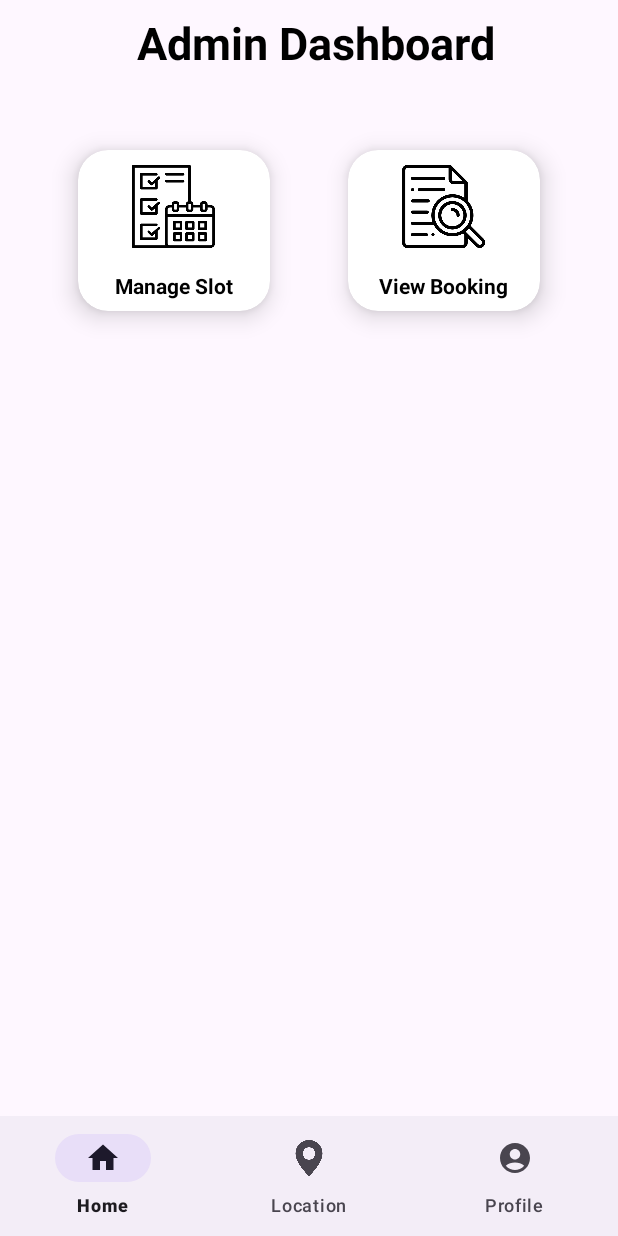
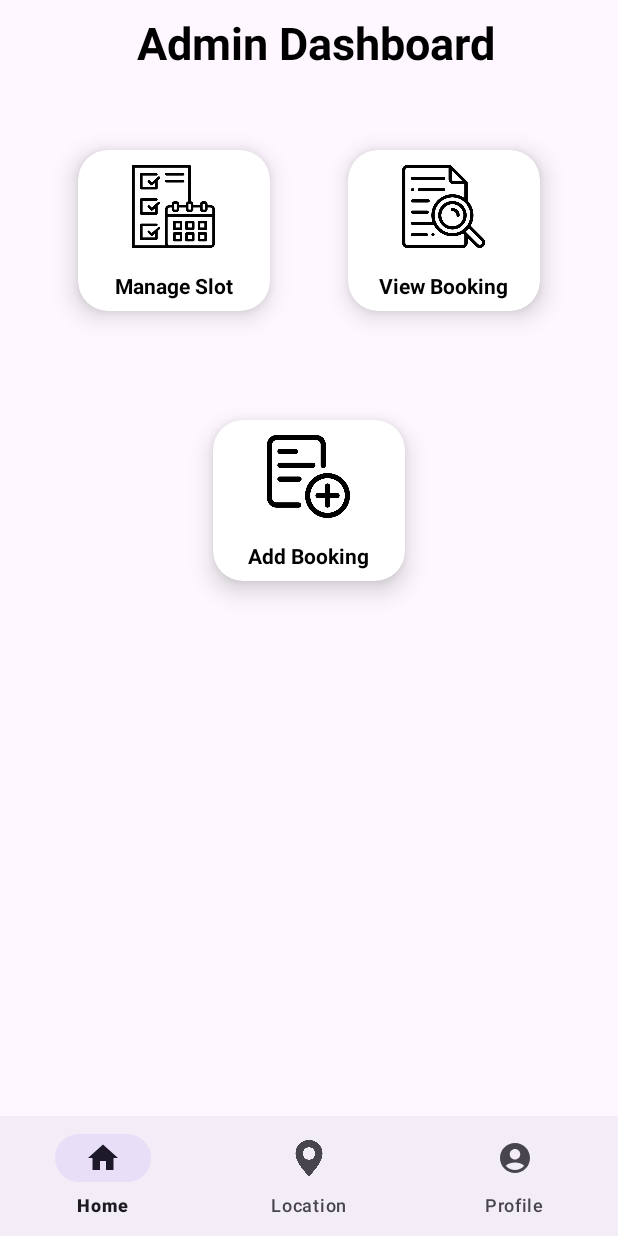
Before and after one commit to Aisha-code1/CarParkingApp, an Android app: the AdminHomeFragment screen opened directly, with no data from a screen before it, on a phone screen of 412 x 824 dp. Run offline under Robolectric (Android 15) with nearby library versions, the phone set to English and light mode, and no system bars.

Commit message:
add add bookig

```diff
--- a/app/src/main/AndroidManifest.xml
+++ b/app/src/main/AndroidManifest.xml
@@ -26,6 +26,7 @@
         android:supportsRtl="true"
         android:theme="@style/Theme.CarParkingApp"
         tools:targetApi="31">
+
         <provider
             android:name="androidx.core.content.FileProvider"
             android:authorities="${applicationId}.provider"
@@ -35,6 +36,7 @@
                 android:name="android.support.FILE_PROVIDER_PATHS"
                 android:resource="@xml/file_paths" />
         </provider>
+
         <activity
             android:name=".BookingHistoryActivity"
             android:exported="false" />
@@ -50,9 +52,11 @@
         <activity
             android:name=".ViewSlot"
             android:exported="false" />
-
         <activity
             android:name=".ManageSlotActivity"
+            android:exported="false" />
+        <activity
+            android:name=".AddBookingActivity"
             android:exported="false" />
         <activity
             android:name=".AboutActivity"
--- a/app/src/main/java/com/example/carparkingapp/Fragment/AdminHomeFragment.java
+++ b/app/src/main/java/com/example/carparkingapp/Fragment/AdminHomeFragment.java
@@ -10,6 +10,7 @@ import android.view.LayoutInflater;
 import android.view.View;
 import android.view.ViewGroup;
 
+import com.example.carparkingapp.AddBookingActivity;
 import com.example.carparkingapp.BookingActivity;
 import com.example.carparkingapp.ManageSlotActivity;
 import com.example.carparkingapp.R;
@@ -48,12 +49,17 @@ public class AdminHomeFragment extends Fragment {
         View view = inflater.inflate(R.layout.fragment_adminhome, container, false);
         CardView manageSlot = view.findViewById(R.id.manageSlot);
         CardView viewBooking = view.findViewById(R.id.viewBooking);
+        CardView addBooking  = view.findViewById(R.id.addBooking);
         manageSlot.setOnClickListener(v -> {
             startActivity(new Intent(getContext(),ManageSlotActivity.class));
         });
         viewBooking.setOnClickListener(v -> {
             startActivity(new Intent(getContext(), ViewBookingActivity.class));
         });
+       addBooking.setOnClickListener(v -> {
+           startActivity(new Intent(getContext(), AddBookingActivity.class));
+
+        });
 
         return view;
     }
--- a/app/src/main/java/com/example/carparkingapp/ViewBookingHolder.java
+++ b/app/src/main/java/com/example/carparkingapp/ViewBookingHolder.java
@@ -6,7 +6,7 @@ import android.view.View;
 import androidx.recyclerview.widget.RecyclerView;
 
 public class ViewBookingHolder extends RecyclerView.ViewHolder {
-    TextView userId, tvVehicleType, tvVehicleNo, tvDays,tvMallName;
+    TextView userId, tvVehicleType, tvContactNo,tvVehicleNo, tvDays,tvMallName;
 
     public ViewBookingHolder(View itemView) {
         super(itemView);
@@ -14,7 +14,7 @@ public class ViewBookingHolder extends RecyclerView.ViewHolder {
         tvMallName = itemView.findViewById(R.id.tv_mallName);
         tvVehicleType = itemView.findViewById(R.id.vehicle_type);
         tvVehicleNo = itemView.findViewById(R.id.vehicle_no);
-        tvDays = itemView.findViewById(R.id.days);
+        tvContactNo = itemView.findViewById(R.id.tvContactNo);
 
     }
 }
--- a/app/src/main/res/layout/fragment_adminhome.xml
+++ b/app/src/main/res/layout/fragment_adminhome.xml
@@ -27,7 +27,6 @@
                     android:layout_height="wrap_content"
                     android:layout_marginLeft="10dp"
                     android:text="Admin Dashboard"
-
                     android:textSize="30sp"
                     android:textColor="@color/black"
                     android:textStyle="bold" />
@@ -39,6 +38,7 @@
                 android:layout_marginTop="20dp"
                 android:orientation="horizontal"
                 android:gravity="center">
+
 
                 <androidx.cardview.widget.CardView
                     android:id="@+id/manageSlot"
@@ -73,6 +73,7 @@
                             android:textStyle="bold" />
                     </RelativeLayout>
                 </androidx.cardview.widget.CardView>
+
 
                 <androidx.cardview.widget.CardView
                     android:id="@+id/viewBooking"
@@ -109,6 +110,48 @@
                 </androidx.cardview.widget.CardView>
             </LinearLayout>
 
+            <LinearLayout
+                android:layout_width="match_parent"
+                android:layout_height="wrap_content"
+                android:layout_marginTop="10dp"
+                android:gravity="center"
+                android:orientation="horizontal">
+
+                <androidx.cardview.widget.CardView
+                    android:id="@+id/addBooking"
+                    android:layout_width="160dp"
+                    android:layout_height="150dp"
+                    android:layout_margin="10dp"
+                    app:cardCornerRadius="20dp"
+                    app:cardElevation="10dp"
+                    android:clickable="true"
+                    app:cardUseCompatPadding="true">
+
+                    <RelativeLayout
+                        android:layout_width="match_parent"
+                        android:layout_height="match_parent">
+
+                        <ImageView
+                            android:id="@+id/image_addbooking"
+                            android:layout_width="75dp"
+                            android:layout_height="75dp"
+                            android:layout_centerHorizontal="true"
+                            android:padding="10dp"
+                            android:src="@drawable/add" />
+
+                        <TextView
+                            android:layout_width="wrap_content"
+                            android:layout_height="wrap_content"
+                            android:layout_centerHorizontal="true"
+                            android:layout_below="@id/image_addbooking"
+                            android:layout_marginTop="5dp"
+                            android:text="Add Booking"
+                            android:textColor="@color/black"
+                            android:textStyle="bold" />
+                    </RelativeLayout>
+                </androidx.cardview.widget.CardView>
+            </LinearLayout>
+
         </LinearLayout>
     </ScrollView>
 </LinearLayout>
```
Also changed, not shown: app/src/main/java/com/example/carparkingapp/AddBookingActivity.java (added, +64 -0 lines), app/src/main/java/com/example/carparkingapp/ViewBooking.java (+24 -28 lines), app/src/main/java/com/example/carparkingapp/ViewBookingAdapter.java (+4 -4 lines), app/src/main/res/layout/activity_add_booking_actvity.xml (added, +107 -0 lines), app/src/main/res/layout/booking_item.xml (+5 -4 lines).
